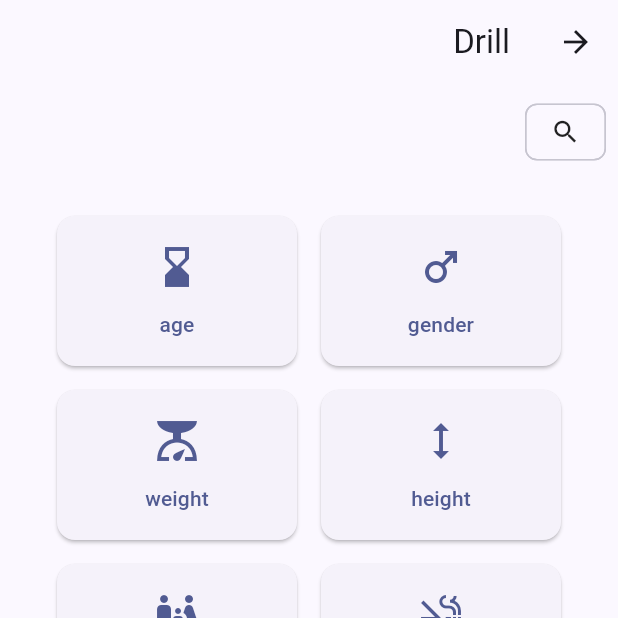
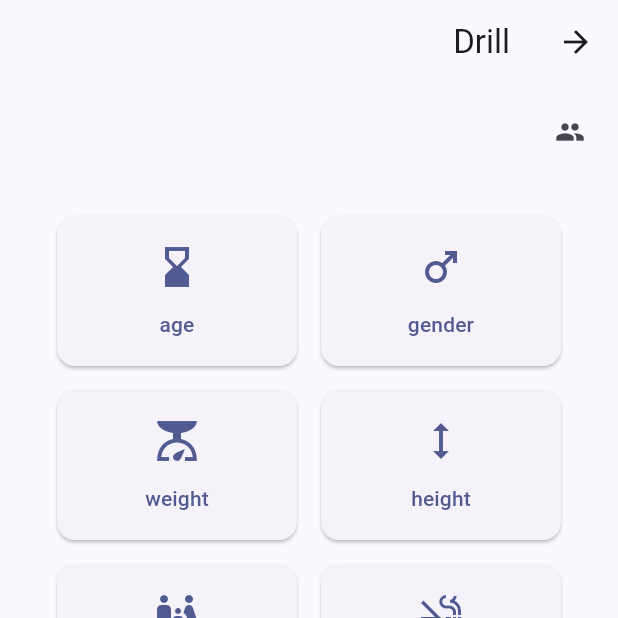
Before and after one commit to rdesoky/kobool_app, a Flutter app: the DrillPage screen opened directly, on a phone screen of 412 x 824 dp, the top half of it. Run offline on Flutter 3.47's test engine with Material 3 defaults, Android fonts, the phone set to English and light mode, and no system bars; our stand-ins replace cookie_jar, dio, dio_cookie_manager, easy_localization, email_validator, flutter_hooks and 4 more; accounts and stored records are empty.

Commit message:
Drilling buttons improvements

```diff
--- a/lib/pages/drill.dart
+++ b/lib/pages/drill.dart
@@ -55,9 +55,9 @@ class DrillPage extends HookConsumerWidget {
         mainAxisAlignment: MainAxisAlignment.center,
         children: [
           PageFilters(
-            trailing: [
-              ActionChip(
-                label: const Icon(Icons.search, size: 20),
+            leading: [
+              IconButton(
+                icon: const Icon(Icons.people, size: 20),
                 onPressed: () {
                   pageArgs.remove("sum");
                   Navigator.pushNamed(
@@ -67,9 +67,11 @@ class DrillPage extends HookConsumerWidget {
                   );
                 },
               ),
+            ],
+            trailing: [
               if (pageArgs.containsKey("sum"))
-                ActionChip(
-                  label: const Icon(Icons.add, size: 20),
+                IconButton(
+                  icon: const Icon(Icons.person_search, size: 20),
                   onPressed: () {
                     pageArgs.remove("sum");
                     Navigator.pushNamed(
--- a/lib/pages/results.dart
+++ b/lib/pages/results.dart
@@ -36,8 +36,8 @@ class ResultsPage extends HookConsumerWidget {
           children: [
             PageFilters(
               trailing: [
-                ActionChip(
-                  label: const Icon(Icons.add, size: 20),
+                IconButton(
+                  icon: const Icon(Icons.person_search, size: 20),
                   onPressed: () {
                     Navigator.pushNamed(
                       context,
```
Also changed, not shown: lib/widgets/summary_list.dart (+8 -2 lines), lib/widgets/user_attr_button.dart (+15 -15 lines).
